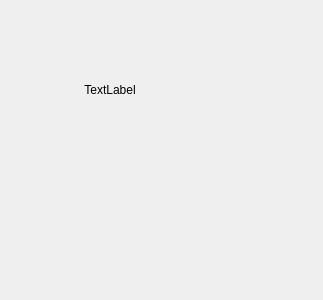
Above: diagram.ui from nettoflix/DiagramasECA before the change. Below: the same form after it.
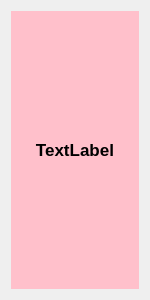
That is the form after the change.

Diff of the .ui file:
```diff
--- a/diagram.ui
+++ b/diagram.ui
@@ -6,20 +6,26 @@
    <rect>
     <x>0</x>
     <y>0</y>
-    <width>323</width>
+    <width>150</width>
     <height>300</height>
    </rect>
   </property>
   <property name="sizePolicy">
-   <sizepolicy hsizetype="Fixed" vsizetype="Fixed">
+   <sizepolicy hsizetype="Maximum" vsizetype="Maximum">
     <horstretch>0</horstretch>
     <verstretch>0</verstretch>
    </sizepolicy>
   </property>
   <property name="minimumSize">
    <size>
-    <width>300</width>
-    <height>300</height>
+    <width>120</width>
+    <height>130</height>
+   </size>
+  </property>
+  <property name="maximumSize">
+   <size>
+    <width>150</width>
+    <height>400</height>
    </size>
   </property>
   <property name="baseSize">
@@ -31,24 +37,41 @@
   <property name="windowTitle">
    <string>Form</string>
   </property>
-  <widget class="QWidget" name="verticalLayoutWidget">
-   <property name="geometry">
-    <rect>
-     <x>30</x>
-     <y>50</y>
-     <width>160</width>
-     <height>80</height>
-    </rect>
-   </property>
+  <property name="styleSheet">
+   <string notr="true">QLabel{
+border: none;
+background-color: pink;
+}</string>
+  </property>
+  <layout class="QVBoxLayout" name="verticalLayout_2">
+   <item>
    <layout class="QVBoxLayout" name="verticalLayout">
     <item>
      <widget class="QLabel" name="label">
       <property name="sizePolicy">
-       <sizepolicy hsizetype="Preferred" vsizetype="Preferred">
+        <sizepolicy hsizetype="Preferred" vsizetype="Maximum">
         <horstretch>0</horstretch>
         <verstretch>0</verstretch>
        </sizepolicy>
       </property>
+       <property name="maximumSize">
+        <size>
+         <width>300</width>
+         <height>400</height>
+        </size>
+       </property>
+       <property name="baseSize">
+        <size>
+         <width>120</width>
+         <height>220</height>
+        </size>
+       </property>
+       <property name="font">
+        <font>
+         <pointsize>13</pointsize>
+         <bold>true</bold>
+        </font>
+       </property>
       <property name="text">
        <string>TextLabel</string>
       </property>
@@ -58,7 +81,8 @@
      </widget>
     </item>
    </layout>
-  </widget>
+   </item>
+  </layout>
  </widget>
  <resources/>
  <connections/>
```
Left out of the diff: 4 changed lines with no effect on the pictures. Lines whose indentation alone changed are shown as unchanged.
